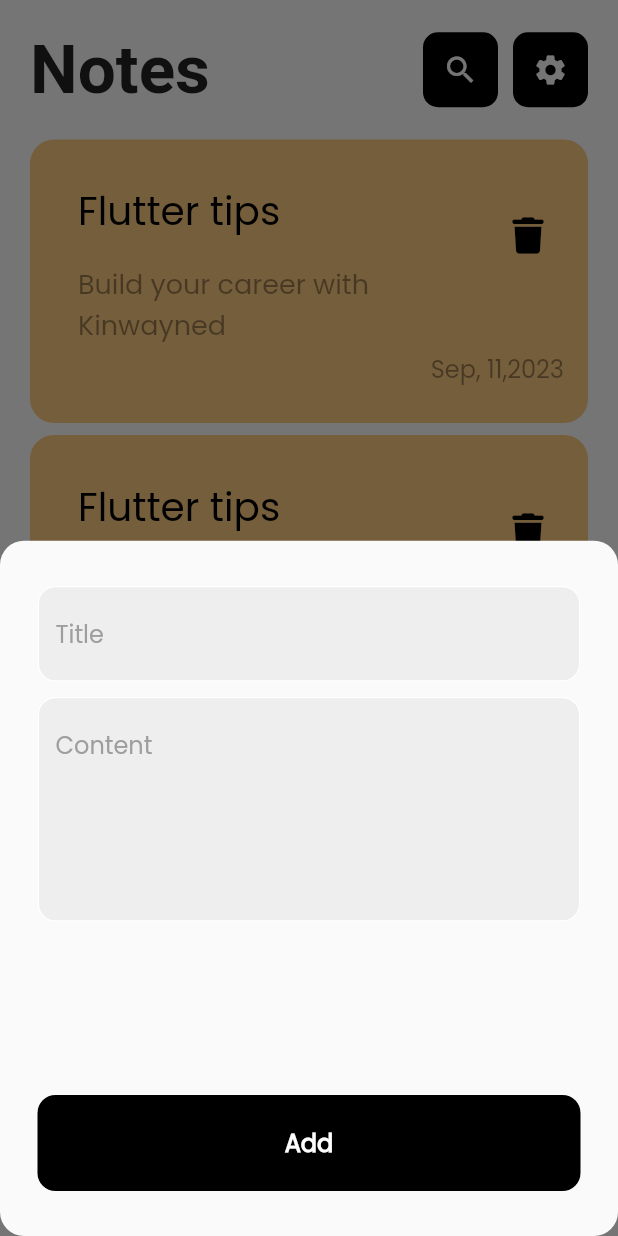
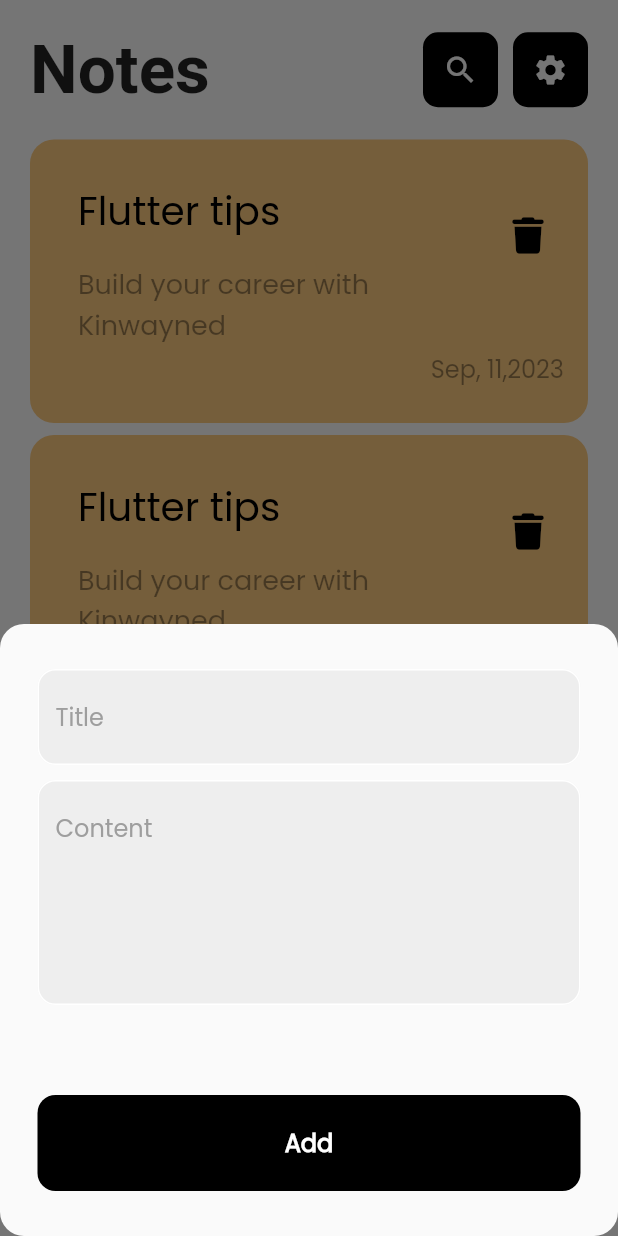
Before and after one commit to kinwaned/note_app, a Flutter app: the screen it shows once a user with an empty profile is signed in, after a tap on the "add" icon, on a phone screen of 412 x 824 dp. Run offline on Flutter 3.47's test engine with Material 2 defaults, Android fonts, the phone set to English and light mode, and no system bars; our stand-ins replace bloc, firebase_auth, firebase_core, flutter_bloc, flutter_svg, font_awesome_flutter and 1 more; accounts and stored records are empty; Roboto replaces fonts that are missing (assets/fonts/Poppins-SemiBold.ttf).

Commit message:
EditNotes View

```diff
--- a/lib/components/add_notes.dart
+++ b/lib/components/add_notes.dart
@@ -13,19 +13,20 @@ class AddNotes extends StatelessWidget {
   Widget build(BuildContext context) {
     return Padding(
       padding: const EdgeInsets.only(top: 30),
+      child: SingleChildScrollView(
         child: Column(
           children: [
             MyTextFormFieldNote(controller: titleController, hintText: 'Title'),
             SizedBox(height: 10,),
             MyTextFormFieldNote(controller: contentController, hintText: 'Content', maxLine: 5,),
-          SizedBox(height: 10,),
-          Spacer(),
+            SizedBox(height: 60,),
             Padding(
               padding: const EdgeInsets.only(bottom: 30),
               child: MyButton(onTap: (){}, text: 'Add'),
             ),
             ],
         ),
+      ),
     );
   }
 }
--- a/lib/components/custom_note_item.dart
+++ b/lib/components/custom_note_item.dart
@@ -1,12 +1,20 @@
 import 'package:flutter/material.dart';
 import 'package:font_awesome_flutter/font_awesome_flutter.dart';
+
+import '../Screens/edit_note_view.dart';
 
 class NoteItem extends StatelessWidget {
   const NoteItem({super.key});
 
+
+
   @override
   Widget build(BuildContext context) {
-    return  Container(
+    return  GestureDetector(
+      onTap: (){
+         Navigator.pushNamed(context, EditNoteView.id);
+      },
+      child: Container(
         padding: const EdgeInsets.only(top: 24, bottom: 24, left: 16),
         decoration: BoxDecoration(
             color: const Color(0xffFFCC80), borderRadius: BorderRadius.circular(16)),
@@ -31,6 +39,7 @@ class NoteItem extends StatelessWidget {
             ),
           ],
         ),
+      ),
     );
   }
 }
--- a/lib/main.dart
+++ b/lib/main.dart
@@ -2,11 +2,13 @@ import 'package:flutter/material.dart';
 import 'package:flutter_bloc/flutter_bloc.dart';
 import 'package:todo_list_app/Screens/HomeScreen.dart';
 import 'package:firebase_core/firebase_core.dart';
+import 'package:todo_list_app/Screens/edit_note_view_body.dart';
 import 'package:todo_list_app/Screens/login_screen.dart';
 import 'package:todo_list_app/Screens/register_screen.dart';
 import 'package:todo_list_app/Screens/settings_screen.dart';
 import 'package:todo_list_app/cubits/cubit/notes_cubit.dart';
 import 'package:todo_list_app/services/main_screen.dart';
+import 'Screens/edit_note_view.dart';
 import 'firebase_options.dart';
 
 void main() async {
@@ -31,6 +33,7 @@ class TodoList extends StatelessWidget {
           HomePage.id: (context) => HomePage(),
           MainPage.id: (context) => const MainPage(),
           SettingsPage.id: (context) => const SettingsPage(),
+          EditNoteView.id: (context) => const EditNoteView(),
         },
         initialRoute: MainPage.id,
         debugShowCheckedModeBanner: false,
```
Also changed, not shown: lib/Screens/edit_note_view.dart (added, +14 -0 lines), lib/Screens/edit_note_view_body.dart (added, +14 -0 lines). Lines whose indentation alone changed are shown as unchanged.
